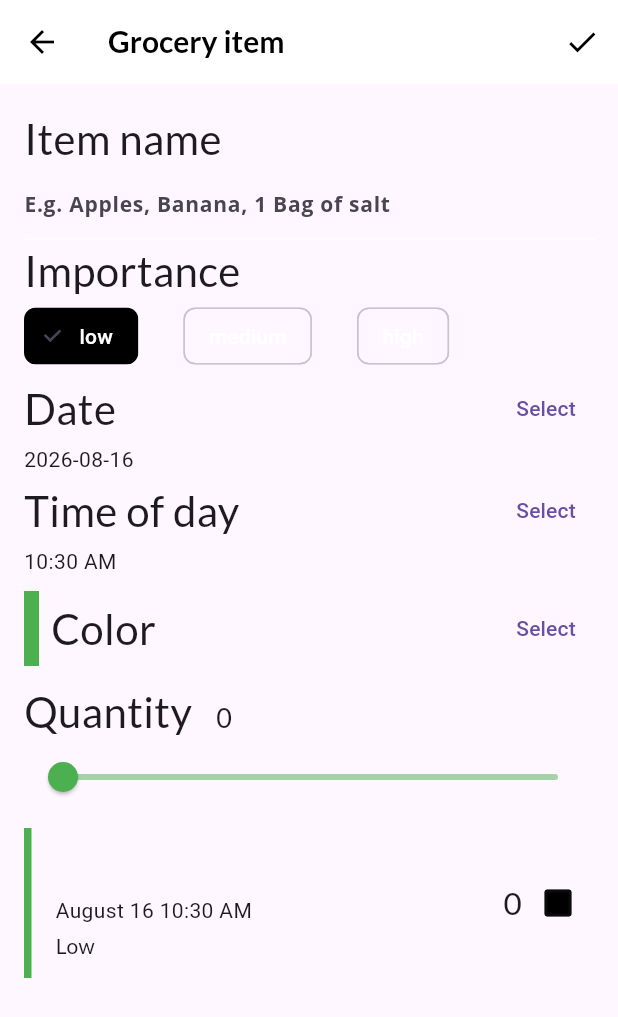
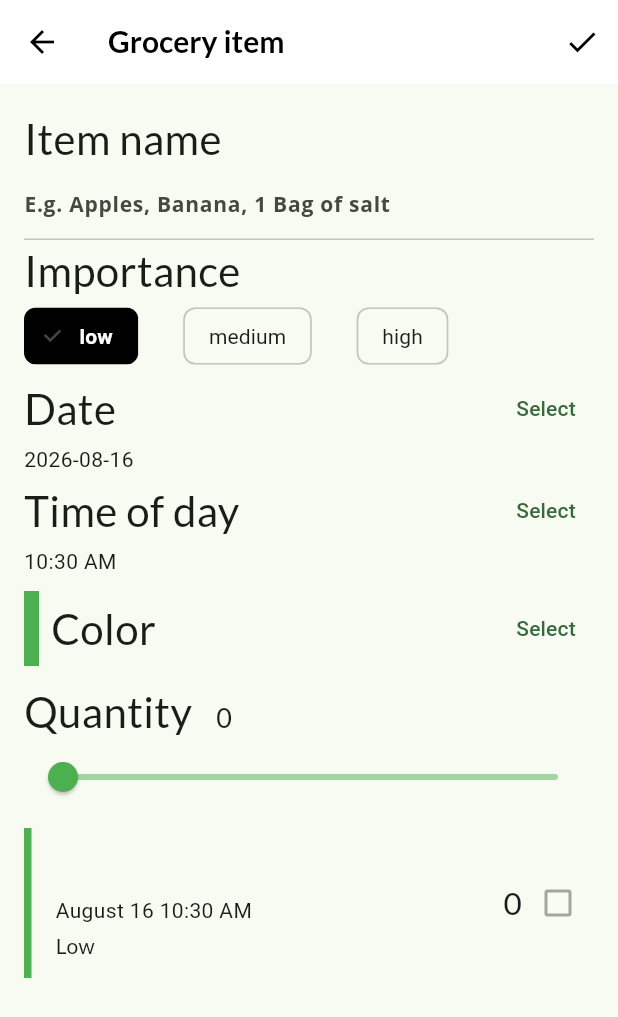
Before and after one commit to robsonsilv4/fooderlich, a Flutter app: the GroceryItemScreen screen opened directly with empty values, after a tap on "low", on a phone screen of 412 x 824 dp. Shown: the top 1017 px of the screen. Run offline on Flutter 3.47's test engine with Material 3 defaults, Android fonts, the light colour scheme and no system bars; our stand-ins replace flutter_colorpicker, google_fonts, shared_preferences, smooth_page_indicator, webview_flutter; accounts and stored records are empty.

Commit message:
fix: resolve Material 3 color inconsistencies

```diff
--- a/lib/components/author_card.dart
+++ b/lib/components/author_card.dart
@@ -1,6 +1,5 @@
 import 'package:flutter/material.dart';
 import 'package:fooderlich/components/circle_image.dart';
-import 'package:fooderlich/fooderlich_theme.dart';
 
 class AuthorCard extends StatefulWidget {
   const AuthorCard({
@@ -42,12 +41,12 @@ class _AuthorCardState extends State<AuthorCard> {
                       Text(
                         widget.authorName,
                         overflow: TextOverflow.ellipsis,
-                        style: FooderlichTheme.lightTextTheme.displayMedium,
+                        style: Theme.of(context).textTheme.displayMedium,
                       ),
                       Text(
                         widget.title,
                         overflow: TextOverflow.ellipsis,
-                        style: FooderlichTheme.lightTextTheme.displayLarge,
+                        style: Theme.of(context).textTheme.displayLarge,
                       ),
                     ],
                   ),
--- a/lib/components/circle_image.dart
+++ b/lib/components/circle_image.dart
@@ -13,7 +13,7 @@ class CircleImage extends StatelessWidget {
   @override
   Widget build(BuildContext context) {
     return CircleAvatar(
-      backgroundColor: Colors.white,
+      backgroundColor: Theme.of(context).colorScheme.surface,
       radius: imageRadius,
       child: CircleAvatar(
         radius: imageRadius - 5,
--- a/lib/fooderlich_theme.dart
+++ b/lib/fooderlich_theme.dart
@@ -2,6 +2,8 @@ import 'package:flutter/material.dart';
 import 'package:google_fonts/google_fonts.dart';
 
 class FooderlichTheme {
+  static const rwColor = Color.fromRGBO(64, 143, 77, 1);
+
   static TextTheme lightTextTheme = TextTheme(
     bodyLarge: GoogleFonts.openSans(
       fontSize: 14,
@@ -60,11 +62,18 @@ class FooderlichTheme {
 
   static ThemeData light() {
     return ThemeData(
+      useMaterial3: true,
       brightness: Brightness.light,
+      colorScheme: ColorScheme.fromSeed(
+        seedColor: rwColor,
+      ),
       checkboxTheme: CheckboxThemeData(
         fillColor: WidgetStateColor.resolveWith(
           (states) {
-            return Colors.black;
+            if (states.contains(WidgetState.selected)) {
+              return rwColor;
+            }
+            return Colors.transparent;
           },
         ),
       ),
@@ -85,7 +94,12 @@ class FooderlichTheme {
 
   static ThemeData dark() {
     return ThemeData(
+      useMaterial3: true,
       brightness: Brightness.dark,
+      colorScheme: ColorScheme.fromSeed(
+        seedColor: rwColor,
+        brightness: Brightness.dark,
+      ),
       appBarTheme: AppBarTheme(
         foregroundColor: Colors.white,
         backgroundColor: Colors.grey[900],
--- a/lib/screens/grocery_item_screen.dart
+++ b/lib/screens/grocery_item_screen.dart
@@ -172,8 +172,10 @@ class _GroceryItemScreenState extends State<GroceryItemScreen> {
           cursorColor: _currentColor,
           decoration: InputDecoration(
             hintText: 'E.g. Apples, Banana, 1 Bag of salt',
-            enabledBorder: const UnderlineInputBorder(
-              borderSide: BorderSide(color: Colors.white),
+            enabledBorder: UnderlineInputBorder(
+              borderSide: BorderSide(
+                color: Theme.of(context).colorScheme.outlineVariant,
+              ),
             ),
             focusedBorder: UnderlineInputBorder(
               borderSide: BorderSide(color: _currentColor),
@@ -198,42 +200,37 @@ class _GroceryItemScreenState extends State<GroceryItemScreen> {
         Wrap(
           spacing: 30,
           children: [
-            ChoiceChip(
-              label: const Text(
-                'low',
-                style: TextStyle(color: Colors.white),
-              ),
-              selected: _importance == Importance.low,
-              selectedColor: Colors.black,
-              onSelected: (_) => setState(
-                () => _importance = Importance.low,
-              ),
-            ),
-            ChoiceChip(
-              label: const Text(
-                'medium',
-                style: TextStyle(color: Colors.white),
-              ),
-              selected: _importance == Importance.medium,
-              selectedColor: Colors.black,
-              onSelected: (_) => setState(
-                () => _importance = Importance.medium,
-              ),
-            ),
-            ChoiceChip(
-              label: const Text(
-                'high',
-                style: TextStyle(color: Colors.white),
-              ),
-              selected: _importance == Importance.high,
-              selectedColor: Colors.black,
-              onSelected: (_) => setState(
-                () => _importance = Importance.high,
-              ),
-            ),
+            _buildImportanceChip(Importance.low, 'low'),
+            _buildImportanceChip(Importance.medium, 'medium'),
+            _buildImportanceChip(Importance.high, 'high'),
           ],
         ),
       ],
+    );
+  }
+
+  Widget _buildImportanceChip(Importance importance, String label) {
+    return Builder(
+      builder: (context) {
+        return ChoiceChip(
+          label: Text(
+            label,
+            style: TextStyle(
+              color: _importance == importance
+                  ? Colors.white
+                  : Theme.of(context).colorScheme.onSurface,
+              fontWeight: _importance == importance
+                  ? FontWeight.bold
+                  : FontWeight.normal,
+            ),
+          ),
+          selected: _importance == importance,
+          selectedColor: Colors.black,
+          onSelected: (_) => setState(
+            () => _importance = importance,
+          ),
+        );
+      },
     );
   }
 
--- a/lib/screens/home_screen.dart
+++ b/lib/screens/home_screen.dart
@@ -53,7 +53,7 @@ class _HomeScreenState extends State<HomeScreen> {
         },
       ),
       bottomNavigationBar: BottomNavigationBar(
-        selectedItemColor: Theme.of(context).textSelectionTheme.selectionColor,
+        selectedItemColor: Theme.of(context).colorScheme.primary,
         currentIndex: widget.currentTab,
         onTap: (index) => context.read<AppStateManager>().goToTab(index),
         items: const [
```
Also changed, not shown: lib/components/card_two.dart (+5 -2 lines).
